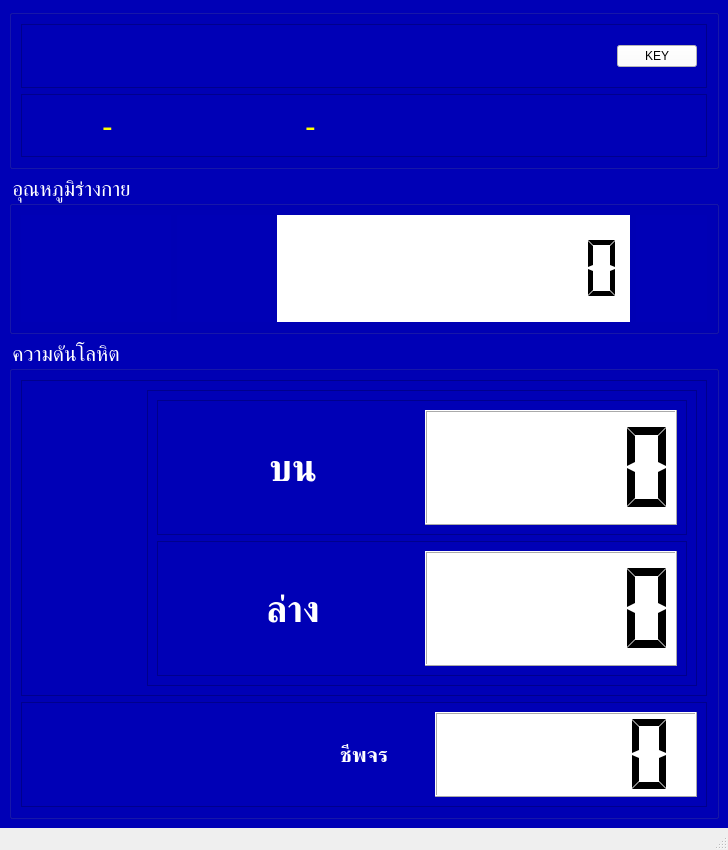
This is win_bp/win_all.ui in tehnplk/smart_connect_pi as Qt 5 draws it before an edit. The edited form follows.
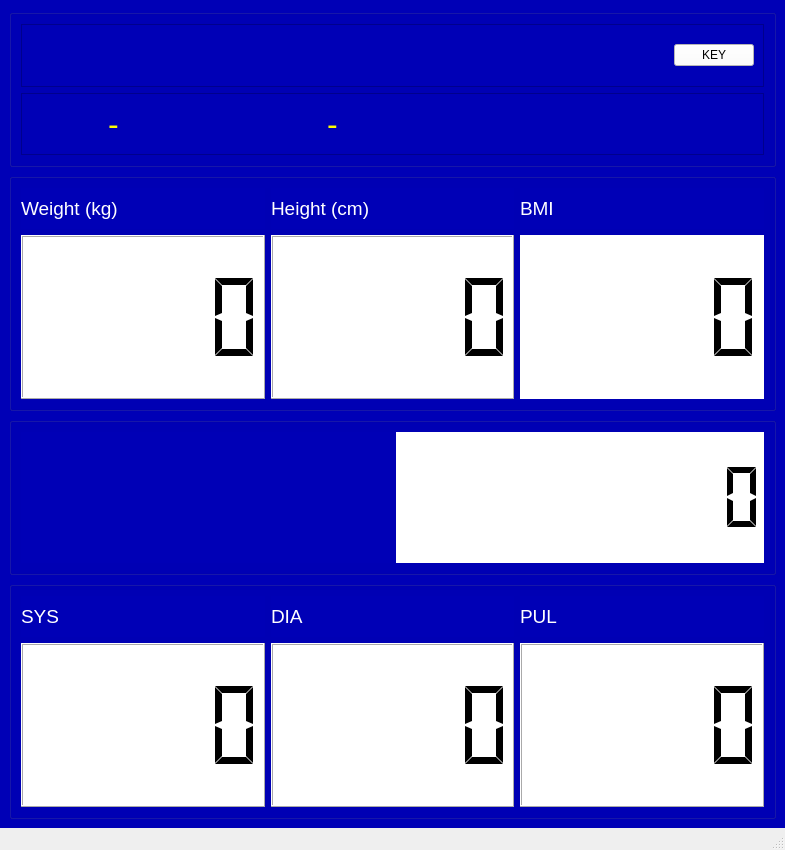
This is the edited form. Icons and pictures are not drawn.

The edit to the form file:
```diff
--- a/win_bp/win_all.ui
+++ b/win_bp/win_all.ui
@@ -6,7 +6,7 @@
    <rect>
     <x>0</x>
     <y>0</y>
-    <width>728</width>
+    <width>785</width>
     <height>850</height>
    </rect>
   </property>
@@ -20,7 +20,7 @@
    <property name="styleSheet">
     <string notr="true">background-color:rgb(0, 0, 182)</string>
    </property>
-   <layout class="QVBoxLayout" name="verticalLayout" stretch="15,15,45">
+   <layout class="QVBoxLayout" name="verticalLayout_3" stretch="20,30,20,30">
     <item>
      <widget class="QGroupBox" name="groupBox">
       <property name="title">
@@ -124,7 +124,7 @@
      </widget>
     </item>
     <item>
-     <widget class="QGroupBox" name="groupBox_2">
+     <widget class="QGroupBox" name="groupBox_4">
       <property name="font">
        <font>
         <pointsize>16</pointsize>
@@ -136,39 +136,110 @@
        <string notr="true">color:white</string>
       </property>
       <property name="title">
-       <string>อุณหภูมิร่างกาย</string>
-      </property>
-      <layout class="QHBoxLayout" name="horizontalLayout_4" stretch="50,5,25,5">
-       <item>
-        <widget class="QLabel" name="label_2">
-         <property name="maximumSize">
-          <size>
-           <width>150</width>
-           <height>150</height>
-          </size>
-         </property>
-         <property name="text">
           <string/>
          </property>
-         <property name="pixmap">
-          <pixmap>thermometer.png</pixmap>
-         </property>
-         <property name="alignment">
-          <set>Qt::AlignCenter</set>
-         </property>
-        </widget>
-       </item>
-       <item>
+      <layout class="QGridLayout" name="gridLayout" rowstretch="20,80">
+       <item row="0" column="0">
         <widget class="QLabel" name="label">
          <property name="font">
           <font>
+           <pointsize>14</pointsize>
+          </font>
+         </property>
+         <property name="text">
+          <string>Weight (kg)</string>
+         </property>
+        </widget>
+       </item>
+       <item row="0" column="1">
+        <widget class="QLabel" name="label_2">
+         <property name="font">
+          <font>
+           <pointsize>14</pointsize>
+          </font>
+         </property>
+         <property name="text">
+          <string>Height (cm)</string>
+         </property>
+        </widget>
+       </item>
+       <item row="1" column="0">
+        <widget class="QLCDNumber" name="lcdWeight">
+         <property name="styleSheet">
+          <string notr="true">color:black;
+background-color:white</string>
+         </property>
+         <property name="segmentStyle">
+          <enum>QLCDNumber::Flat</enum>
+         </property>
+        </widget>
+       </item>
+       <item row="1" column="1">
+        <widget class="QLCDNumber" name="lcdHeight">
+         <property name="styleSheet">
+          <string notr="true">color:black;
+background-color:white</string>
+         </property>
+         <property name="segmentStyle">
+          <enum>QLCDNumber::Flat</enum>
+         </property>
+        </widget>
+       </item>
+       <item row="0" column="2">
+        <widget class="QLabel" name="label_3">
+         <property name="font">
+          <font>
+           <pointsize>14</pointsize>
+          </font>
+         </property>
+         <property name="text">
+          <string>BMI</string>
+         </property>
+        </widget>
+       </item>
+       <item row="1" column="2">
+        <widget class="QLCDNumber" name="lcdBmi">
+         <property name="styleSheet">
+          <string notr="true">color:black;
+background-color:white</string>
+         </property>
+         <property name="lineWidth">
+          <number>0</number>
+         </property>
+         <property name="segmentStyle">
+          <enum>QLCDNumber::Flat</enum>
+         </property>
+        </widget>
+       </item>
+      </layout>
+     </widget>
+    </item>
+    <item>
+     <widget class="QGroupBox" name="groupBox_2">
+      <property name="font">
+       <font>
            <pointsize>16</pointsize>
-           <weight>75</weight>
-           <bold>true</bold>
-          </font>
-         </property>
+        <weight>50</weight>
+        <bold>false</bold>
+       </font>
+      </property>
+      <property name="styleSheet">
+       <string notr="true">color:white</string>
+      </property>
+      <property name="title">
+       <string/>
+      </property>
+      <layout class="QHBoxLayout" name="horizontalLayout_4">
+       <item>
+        <widget class="QLabel" name="label_9">
          <property name="text">
-          <string>                </string>
+          <string/>
+         </property>
+         <property name="pixmap">
+          <pixmap>temperature.png</pixmap>
+         </property>
+         <property name="alignment">
+          <set>Qt::AlignCenter</set>
          </property>
         </widget>
        </item>
@@ -197,19 +268,6 @@
          </property>
         </widget>
        </item>
-       <item>
-        <widget class="QLabel" name="label_9">
-         <property name="text">
-          <string/>
-         </property>
-         <property name="pixmap">
-          <pixmap>temperature.png</pixmap>
-         </property>
-         <property name="alignment">
-          <set>Qt::AlignCenter</set>
-         </property>
-        </widget>
-       </item>
       </layout>
      </widget>
     </item>
@@ -226,67 +284,46 @@
        <string notr="true">color:white</string>
       </property>
       <property name="title">
-       <string>ความดันโลหิต</string>
+       <string/>
       </property>
-      <layout class="QVBoxLayout" name="verticalLayout_4" stretch="75,25">
-       <item>
-        <widget class="QFrame" name="frame_3">
-         <property name="frameShape">
-          <enum>QFrame::StyledPanel</enum>
+      <layout class="QGridLayout" name="gridLayout_2" rowstretch="20,80">
+       <item row="0" column="1">
+        <widget class="QLabel" name="label_5">
+         <property name="font">
+          <font>
+           <pointsize>14</pointsize>
+          </font>
          </property>
-         <property name="frameShadow">
-          <enum>QFrame::Raised</enum>
+         <property name="text">
+          <string>DIA</string>
          </property>
-         <layout class="QHBoxLayout" name="horizontalLayout_3" stretch="15,75">
-          <item>
+        </widget>
+       </item>
+       <item row="0" column="2">
            <widget class="QLabel" name="label_6">
+         <property name="font">
+          <font>
+           <pointsize>14</pointsize>
+          </font>
+         </property>
             <property name="text">
-             <string/>
-            </property>
-            <property name="pixmap">
-             <pixmap>blood-pressure2.png</pixmap>
-            </property>
-            <property name="alignment">
-             <set>Qt::AlignCenter</set>
+          <string>PUL</string>
             </property>
            </widget>
           </item>
-          <item>
-           <widget class="QFrame" name="frame_8">
-            <property name="frameShape">
-             <enum>QFrame::StyledPanel</enum>
-            </property>
-            <property name="frameShadow">
-             <enum>QFrame::Raised</enum>
-            </property>
-            <layout class="QVBoxLayout" name="verticalLayout_3">
-             <item>
-              <widget class="QFrame" name="frame_5">
-               <property name="frameShape">
-                <enum>QFrame::StyledPanel</enum>
-               </property>
-               <property name="frameShadow">
-                <enum>QFrame::Raised</enum>
-               </property>
-               <layout class="QHBoxLayout" name="horizontalLayout_6" stretch="0,0">
-                <item>
+       <item row="0" column="0">
                  <widget class="QLabel" name="label_4">
                   <property name="font">
                    <font>
-                    <pointsize>28</pointsize>
-                    <weight>75</weight>
-                    <bold>true</bold>
+           <pointsize>14</pointsize>
                    </font>
                   </property>
                   <property name="text">
-                   <string>บน</string>
-                  </property>
-                  <property name="alignment">
-                   <set>Qt::AlignCenter</set>
+          <string>SYS</string>
                   </property>
                  </widget>
                 </item>
-                <item>
+       <item row="1" column="0">
                  <widget class="QLCDNumber" name="lcdBps">
                   <property name="styleSheet">
                    <string notr="true">color:black;
@@ -297,41 +334,7 @@
                   </property>
                  </widget>
                 </item>
-               </layout>
-              </widget>
-             </item>
-             <item>
-              <widget class="QFrame" name="frame_4">
-               <property name="font">
-                <font>
-                 <pointsize>36</pointsize>
-                </font>
-               </property>
-               <property name="frameShape">
-                <enum>QFrame::StyledPanel</enum>
-               </property>
-               <property name="frameShadow">
-                <enum>QFrame::Raised</enum>
-               </property>
-               <layout class="QHBoxLayout" name="horizontalLayout_5">
-                <item>
-                 <widget class="QLabel" name="label_3">
-                  <property name="font">
-                   <font>
-                    <pointsize>28</pointsize>
-                    <weight>75</weight>
-                    <bold>true</bold>
-                   </font>
-                  </property>
-                  <property name="text">
-                   <string>ล่าง</string>
-                  </property>
-                  <property name="alignment">
-                   <set>Qt::AlignCenter</set>
-                  </property>
-                 </widget>
-                </item>
-                <item>
+       <item row="1" column="1">
                  <widget class="QLCDNumber" name="lcdBpd">
                   <property name="styleSheet">
                    <string notr="true">color:black;
@@ -342,58 +345,7 @@
                   </property>
                  </widget>
                 </item>
-               </layout>
-              </widget>
-             </item>
-            </layout>
-           </widget>
-          </item>
-         </layout>
-        </widget>
-       </item>
-       <item>
-        <widget class="QFrame" name="frame_6">
-         <property name="frameShape">
-          <enum>QFrame::StyledPanel</enum>
-         </property>
-         <property name="frameShadow">
-          <enum>QFrame::Raised</enum>
-         </property>
-         <layout class="QHBoxLayout" name="horizontalLayout_7" stretch="10,5,10">
-          <item>
-           <widget class="QLabel" name="label_7">
-            <property name="styleSheet">
-             <string notr="true">color: rgb(0, 0, 255);</string>
-            </property>
-            <property name="text">
-             <string/>
-            </property>
-            <property name="pixmap">
-             <pixmap>heart-pulse2.png</pixmap>
-            </property>
-            <property name="alignment">
-             <set>Qt::AlignCenter</set>
-            </property>
-           </widget>
-          </item>
-          <item>
-           <widget class="QLabel" name="label_5">
-            <property name="font">
-             <font>
-              <pointsize>16</pointsize>
-              <weight>75</weight>
-              <bold>true</bold>
-             </font>
-            </property>
-            <property name="text">
-             <string>ชีพจร</string>
-            </property>
-            <property name="alignment">
-             <set>Qt::AlignCenter</set>
-            </property>
-           </widget>
-          </item>
-          <item>
+       <item row="1" column="2">
            <widget class="QLCDNumber" name="lcdPulse">
             <property name="styleSheet">
              <string notr="true">color:black;
@@ -402,9 +354,6 @@
             <property name="segmentStyle">
              <enum>QLCDNumber::Flat</enum>
             </property>
-           </widget>
-          </item>
-         </layout>
         </widget>
        </item>
       </layout>
```
Lines whose indentation alone changed are shown as unchanged.
